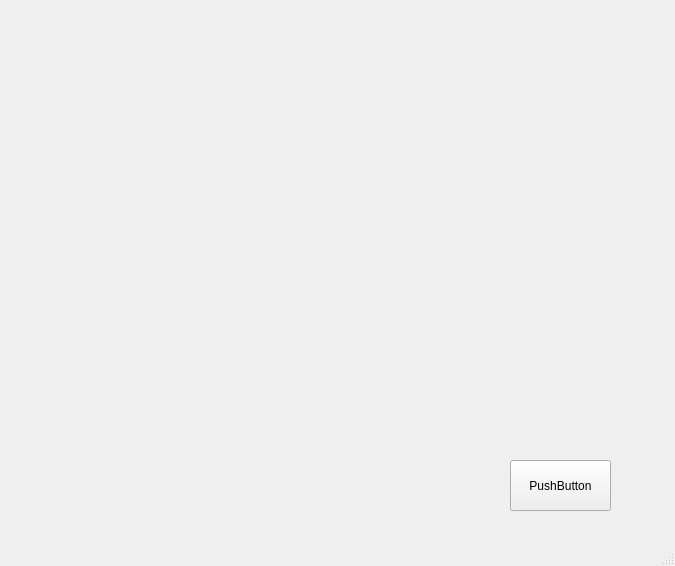
Old version of the form mainwindow.ui in the repository jugo8633/LegalAssistant.
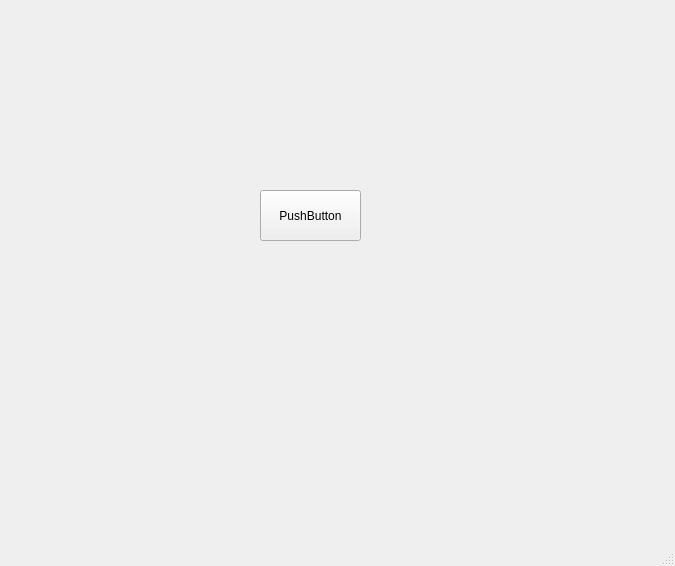
New version of the form.

Diff of the .ui file:
```diff
--- a/mainwindow.ui
+++ b/mainwindow.ui
@@ -17,8 +17,8 @@
    <widget class="QPushButton" name="pushButton">
     <property name="geometry">
      <rect>
-      <x>510</x>
-      <y>460</y>
+      <x>260</x>
+      <y>190</y>
       <width>101</width>
       <height>51</height>
      </rect>
```
